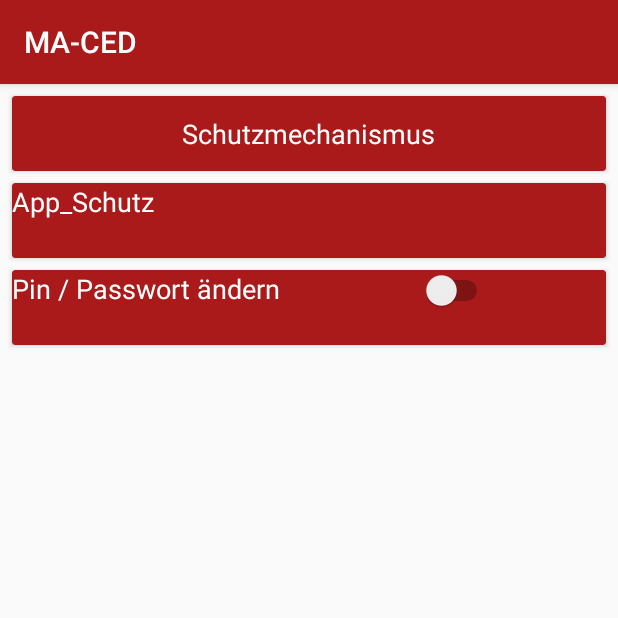
After one commit to DiToni/MACED, an Android app: the SecurityScene screen opened directly, with no data from a screen before it, on a phone screen of 412 x 824 dp, the top half of it. The commit adds this screen. Run offline under Robolectric (Android 15) with nearby library versions, the phone set to English and light mode, and no system bars.

Commit message:
geänderte Daten

```diff
--- a/app/build.gradle
+++ b/app/build.gradle
@@ -24,8 +24,10 @@ dependencies {
     implementation 'com.android.support.constraint:constraint-layout:1.1.0'
     implementation 'com.android.support:support-v4:27.1.1'
     implementation 'com.android.support:design:27.1.1'
+    implementation 'com.google.android.gms:play-services-maps:15.0.1'
     testImplementation 'junit:junit:4.12'
     androidTestImplementation 'com.android.support.test:runner:1.0.2'
     androidTestImplementation 'com.android.support.test.espresso:espresso-core:3.0.2'
     implementation 'com.android.support:cardview-v7:27.1.1'
+    implementation 'com.google.android.gms:play-services-ads:15.0.1'
 }
--- /dev/null
+++ b/app/src/main/java/com/example/anton/ma_ced/SecurityScene.java
@@ -0,0 +1,13 @@
+package com.example.anton.ma_ced;
+
+import android.support.v7.app.AppCompatActivity;
+import android.os.Bundle;
+
+public class SecurityScene extends AppCompatActivity {
+
+    @Override
+    protected void onCreate(Bundle savedInstanceState) {
+        super.onCreate(savedInstanceState);
+        setContentView(R.layout.activity_security_scene);
+    }
+}
--- /dev/null
+++ b/app/src/main/res/layout/activity_security_scene.xml
@@ -0,0 +1,96 @@
+<?xml version="1.0" encoding="utf-8"?>
+<android.support.constraint.ConstraintLayout xmlns:android="http://schemas.android.com/apk/res/android"
+    xmlns:app="http://schemas.android.com/apk/res-auto"
+    xmlns:tools="http://schemas.android.com/tools"
+    android:layout_width="match_parent"
+    android:layout_height="match_parent"
+    tools:context=".SecurityScene">
+
+    <android.support.v7.widget.CardView
+        android:id="@+id/cardView2"
+        android:layout_width="match_parent"
+        android:layout_height="50dp"
+        android:layout_marginEnd="8dp"
+        android:layout_marginStart="8dp"
+        android:layout_marginTop="8dp"
+        app:cardBackgroundColor="@color/colorAccent"
+        app:layout_constraintEnd_toEndOf="parent"
+        app:layout_constraintStart_toStartOf="parent"
+        app:layout_constraintTop_toBottomOf="@+id/cardView">
+
+        <RelativeLayout
+            android:layout_width="match_parent"
+            android:layout_height="match_parent">
+
+            <TextView
+                android:id="@+id/textView5"
+                android:layout_width="wrap_content"
+                android:layout_height="wrap_content"
+                android:text="@string/App_Schutz"
+                android:textColor="#fff"
+                android:textSize="18sp"/>
+        </RelativeLayout>
+    </android.support.v7.widget.CardView>
+
+    <android.support.v7.widget.CardView
+        android:layout_width="match_parent"
+        android:layout_height="50dp"
+        android:layout_marginEnd="8dp"
+        android:layout_marginStart="8dp"
+        android:layout_marginTop="8dp"
+        app:cardBackgroundColor="@color/colorAccent"
+        app:layout_constraintEnd_toEndOf="parent"
+        app:layout_constraintStart_toStartOf="parent"
+        app:layout_constraintTop_toBottomOf="@+id/cardView2">
+
+        <RelativeLayout
+            android:layout_width="match_parent"
+            android:layout_height="match_parent">
+
+            <TextView
+                android:id="@+id/textView6"
+                android:layout_width="wrap_content"
+                android:layout_height="wrap_content"
+                android:text="@string/Pin_Passwort"
+                android:textColor="#fff"
+                android:textSize="18sp"/>
+
+            <Switch
+                android:id="@+id/switch2"
+                android:layout_width="wrap_content"
+                android:layout_height="wrap_content"
+                android:layout_alignParentEnd="true"
+                android:layout_alignParentTop="true"
+                android:layout_marginEnd="75dp" />
+
+        </RelativeLayout>
+    </android.support.v7.widget.CardView>
+
+    <android.support.v7.widget.CardView
+        android:id="@+id/cardView"
+        android:layout_width="match_parent"
+        android:layout_height="50dp"
+        android:layout_marginEnd="8dp"
+        android:layout_marginStart="8dp"
+        android:layout_marginTop="8dp"
+        app:cardBackgroundColor="@color/colorAccent"
+        app:layout_constraintEnd_toEndOf="parent"
+        app:layout_constraintStart_toStartOf="parent"
+        app:layout_constraintTop_toTopOf="parent">
+
+        <RelativeLayout
+            android:layout_width="match_parent"
+            android:layout_height="match_parent">
+
+            <TextView
+                android:id="@+id/textView4"
+                android:layout_width="wrap_content"
+                android:layout_height="wrap_content"
+                android:layout_centerInParent="true"
+                android:text="@string/Schutzmechanismus"
+                android:textColor="#fff"
+                android:textSize="18sp" />
+        </RelativeLayout>
+    </android.support.v7.widget.CardView>
+
+</android.support.constraint.ConstraintLayout>
--- a/app/src/main/res/values/strings.xml
+++ b/app/src/main/res/values/strings.xml
@@ -81,4 +81,11 @@
     <string name="pref_ringtone_silent">Silent</string>
 
     <string name="pref_title_vibrate">Vibrate</string>
+    <string name="title_activity_toilet_finder">Map</string>
+    <string name="sicherheit">Sicherheit</string>
+    <string name="Schutzmechanismus">Schutzmechanismus</string>
+    <string name="Pin_Passwort">Pin / Passwort ändern</string>
+    <string name="App_Schutz">App_Schutz</string>
+    <string name="Pin_String">Pin</string>
+    <string name="Passwort_String">Passwort</string>
 </resources>
```
Also changed, not shown: app/src/debug/res/values/google_maps_api.xml (added, +27 -0 lines), app/src/main/AndroidManifest.xml (+26 -1 lines), app/src/main/java/com/example/anton/ma_ced/BurgerMenu.java (+7 -2 lines), app/src/main/java/com/example/anton/ma_ced/ProtectionMechanism.java (added, +13 -0 lines), app/src/main/java/com/example/anton/ma_ced/Settings.java (added, +13 -0 lines), app/src/main/java/com/example/anton/ma_ced/ToiletFinder.java (added, +46 -0 lines), app/src/main/res/layout/activity_protection_mechanism.xml (added, +59 -0 lines), app/src/main/res/layout/activity_settings.xml (added, +71 -0 lines), app/src/main/res/layout/activity_toilet_finder.xml (added, +9 -0 lines), app/src/main/res/menu/activity_burger_menu_drawer.xml (+7 -2 lines), 1 other file.
